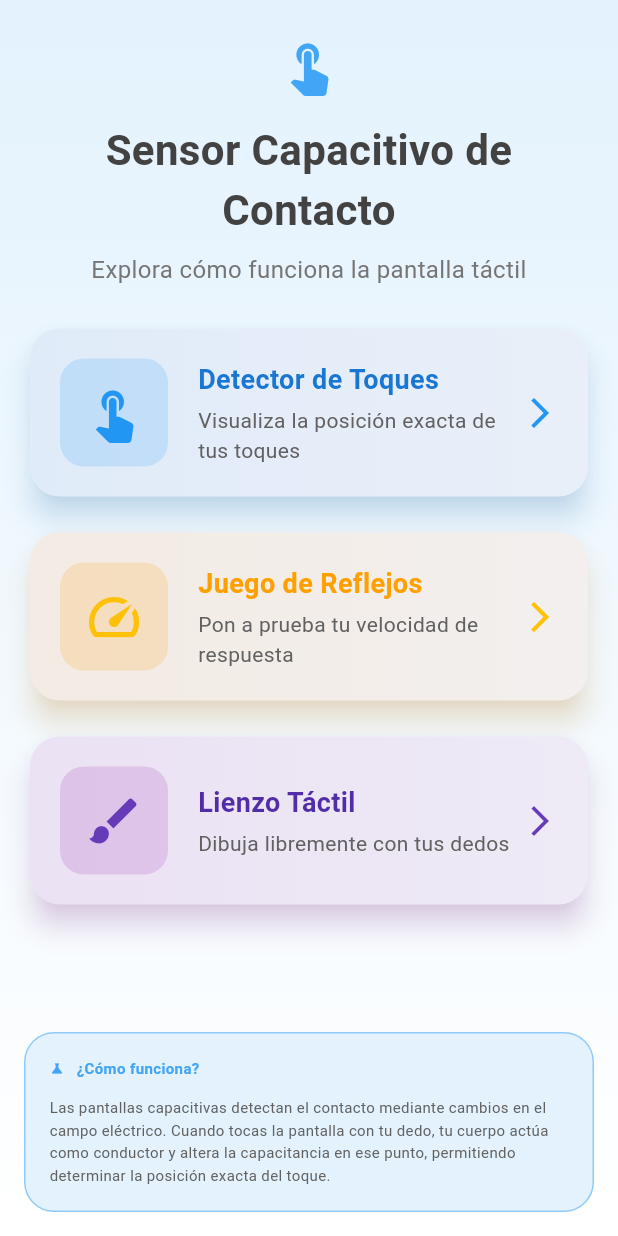
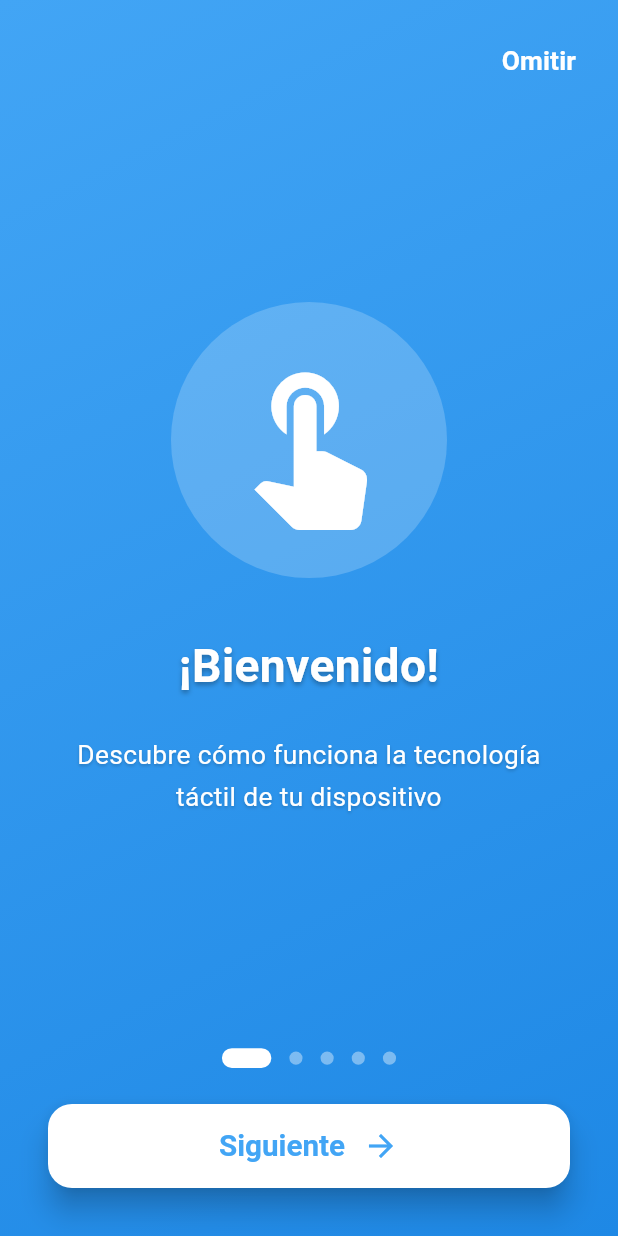
Before and after one commit to JesusC2003/Demo-Sensoria, a Flutter app: the screen it shows after launch, on a phone screen of 412 x 824 dp. Run offline on Flutter 3.47's test engine with Material 3 defaults, Android fonts, the phone set to English and light mode, and no system bars; our stand-ins replace shared_preferences, vibration.

Commit message:
aplicación terminada

```diff
--- a/lib/UI/home/home_screen.dart
+++ b/lib/UI/home/home_screen.dart
@@ -4,6 +4,7 @@ import 'package:demostracion_aplicativo/UI/home/touch_detector_screen.dart';
 import 'package:demostracion_aplicativo/UI/widgets/custom_button.dart';
 import 'package:demostracion_aplicativo/core/theme/app_theme.dart';
 import 'package:demostracion_aplicativo/core/utils/constants.dart';
+import 'package:demostracion_aplicativo/core/utils/responsive_utils.dart';
 import 'package:flutter/material.dart';
 
 /// Pantalla principal con el menú de modos
@@ -27,11 +28,10 @@ class HomeScreen extends StatelessWidget {
         child: SafeArea(
           child: Column(
             children: [
-              _buildHeader(),
+              _buildHeader(context),
               Expanded(
                 child: _buildModesList(context),
               ),
-              _buildInfoSection(),
             ],
           ),
         ),
@@ -39,32 +39,38 @@ class HomeScreen extends StatelessWidget {
     );
   }
 
-  Widget _buildHeader() {
+  Widget _buildHeader(BuildContext context) {
+    final padding = ResponsiveUtils.getResponsivePadding(context);
+    final iconSize = ResponsiveUtils.getIconSize(context, baseSize: 40);
+    final titleSize = ResponsiveUtils.sp(context, 28);
+    final subtitleSize = ResponsiveUtils.sp(context, 16);
+    final spacing = ResponsiveUtils.getVerticalSpacing(context);
+
     return Container(
-      padding: const EdgeInsets.all(AppConstants.largePadding),
+      padding: EdgeInsets.all(padding),
       child: Column(
         children: [
-          const Icon(
+          Icon(
             Icons.touch_app,
-            size: 40,
+            size: iconSize,
             color: AppTheme.primaryBlue,
           ),
-          const SizedBox(height: 16),
+          SizedBox(height: spacing),
           Text(
             AppConstants.appTitle,
             textAlign: TextAlign.center,
             style: TextStyle(
-              fontSize: 28,
+              fontSize: titleSize,
               fontWeight: FontWeight.bold,
               color: Colors.grey.shade800,
             ),
           ),
-          const SizedBox(height: 8),
+          SizedBox(height: spacing * 0.5),
           Text(
             AppConstants.appSubtitle,
             textAlign: TextAlign.center,
             style: TextStyle(
-              fontSize: 16,
+              fontSize: subtitleSize,
               color: Colors.grey.shade600,
             ),
           ),
@@ -74,10 +80,11 @@ class HomeScreen extends StatelessWidget {
   }
 
   Widget _buildModesList(BuildContext context) {
+    final padding = ResponsiveUtils.getResponsivePadding(context);
+    final spacing = ResponsiveUtils.getVerticalSpacing(context);
+
     return ListView(
-      padding: const EdgeInsets.symmetric(
-        horizontal: AppConstants.defaultPadding,
-      ),
+      padding: EdgeInsets.symmetric(horizontal: padding),
       children: [
         CustomModeButton(
           title: AppConstants.touchDetectorTitle,
@@ -86,7 +93,7 @@ class HomeScreen extends StatelessWidget {
           color: Colors.blue,
           onTap: () => _navigateToMode(context, const TouchDetectorScreen()),
         ),
-        const SizedBox(height: 16),
+        SizedBox(height: spacing),
         CustomModeButton(
           title: AppConstants.reflexGameTitle,
           description: AppConstants.reflexGameDescription,
@@ -94,7 +101,7 @@ class HomeScreen extends StatelessWidget {
           color: Colors.amber,
           onTap: () => _navigateToMode(context, const ReflexGameScreen()),
         ),
-        const SizedBox(height: 16),
+        SizedBox(height: spacing),
         CustomModeButton(
           title: AppConstants.touchCanvasTitle,
           description: AppConstants.touchCanvasDescription,
@@ -106,13 +113,20 @@ class HomeScreen extends StatelessWidget {
     );
   }
 
-  Widget _buildInfoSection() {
+  Widget _buildInfoSection(BuildContext context) {
+    final padding = ResponsiveUtils.getResponsivePadding(context);
+    final borderRadius = ResponsiveUtils.getBorderRadius(context);
+    final iconSize = ResponsiveUtils.getIconSize(context, baseSize: 20);
+    final titleSize = ResponsiveUtils.sp(context, 16);
+    final textSize = ResponsiveUtils.sp(context, 14);
+    final spacing = ResponsiveUtils.getVerticalSpacing(context);
+
     return Container(
-      margin: const EdgeInsets.all(AppConstants.defaultPadding),
-      padding: const EdgeInsets.all(AppConstants.defaultPadding),
+      margin: EdgeInsets.all(padding),
+      padding: EdgeInsets.all(padding),
       decoration: BoxDecoration(
         color: const Color(0xFFE3F2FD),
-        borderRadius: BorderRadius.circular(AppConstants.cardBorderRadius),
+        borderRadius: BorderRadius.circular(borderRadius),
         border: Border.all(
           color: const Color(0xFF90CAF9),
           width: 1,
@@ -121,29 +135,29 @@ class HomeScreen extends StatelessWidget {
       child: Column(
         crossAxisAlignment: CrossAxisAlignment.start,
         children: [
-          const Row(
+          Row(
             children: [
               Icon(
                 Icons.science,
                 color: AppTheme.primaryBlue,
-                size: 10,
+                size: iconSize,
               ),
-              SizedBox(width: 8),
+              SizedBox(width: spacing * 0.5),
               Text(
                 '¿Cómo funciona?',
                 style: TextStyle(
-                  fontSize: 10,
+                  fontSize: titleSize,
                   fontWeight: FontWeight.bold,
                   color: AppTheme.primaryBlue,
                 ),
               ),
             ],
           ),
-          const SizedBox(height: 12),
+          SizedBox(height: spacing),
           Text(
             AppConstants.capacitiveInfo,
             style: TextStyle(
-              fontSize: 10,
+              fontSize: textSize,
               color: Colors.grey.shade700,
               height: 1.5,
             ),
--- /dev/null
+++ b/lib/UI/onboarding/onboarding_screen.dart
@@ -0,0 +1,339 @@
+// lib/UI/onboarding/onboarding_screen.dart
+import 'package:flutter/material.dart';
+import 'package:shared_preferences/shared_preferences.dart';
+import '../../core/theme/app_theme.dart';
+import '../../core/utils/responsive_utils.dart';
+import '../home/home_screen.dart';
+
+class OnboardingScreen extends StatefulWidget {
+  const OnboardingScreen({super.key});
+
+  @override
+  State<OnboardingScreen> createState() => _OnboardingScreenState();
+}
+
+class _OnboardingScreenState extends State<OnboardingScreen> {
+  final PageController _pageController = PageController();
+  int _currentPage = 0;
+
+  final List<OnboardingPage> _pages = [
+    OnboardingPage(
+      icon: Icons.touch_app,
+      title: '¡Bienvenido!',
+      description:
+          'Descubre cómo funciona la tecnología táctil de tu dispositivo',
+      color: AppTheme.primaryBlue,
+      gradient: [Color(0xFF42A5F5), Color(0xFF1E88E5)],
+    ),
+    OnboardingPage(
+      icon: Icons.screen_search_desktop,
+      title: '¿Qué es un Sensor Capacitivo?',
+      description:
+          'Las pantallas táctiles modernas utilizan tecnología capacitiva que detecta la conductividad eléctrica de tu cuerpo',
+      color: AppTheme.secondaryPurple,
+      gradient: [Color(0xFFAB47BC), Color(0xFF8E24AA)],
+    ),
+    OnboardingPage(
+      icon: Icons.electrical_services,
+      title: '¿Cómo Funciona?',
+      description:
+          'La pantalla genera un campo eléctrico constante. Cuando tocas la pantalla con tu dedo, tu cuerpo actúa como conductor y altera la capacitancia en ese punto específico',
+      color: AppTheme.accentAmber,
+      gradient: [Color(0xFFFFA726), Color(0xFFFB8C00)],
+    ),
+    OnboardingPage(
+      icon: Icons.location_searching,
+      title: 'Detección Precisa',
+      description:
+          'El sistema detecta la posición exacta del contacto midiendo los cambios en la carga eléctrica en múltiples puntos de la pantalla',
+      color: AppTheme.successGreen,
+      gradient: [Color(0xFF66BB6A), Color(0xFF43A047)],
+    ),
+    OnboardingPage(
+      icon: Icons.games,
+      title: '¡Experimenta!',
+      description:
+          'Ahora puedes explorar tres modos interactivos para ver el sensor capacitivo en acción',
+      color: AppTheme.errorRed,
+      gradient: [Color(0xFFEF5350), Color(0xFFE53935)],
+    ),
+  ];
+
+  @override
+  void dispose() {
+    _pageController.dispose();
+    super.dispose();
+  }
+
+  void _onPageChanged(int page) {
+    setState(() {
+      _currentPage = page;
+    });
+  }
+
+  Future<void> _completeOnboarding() async {
+    final prefs = await SharedPreferences.getInstance();
+    await prefs.setBool('onboarding_completed', true);
+
+    if (mounted) {
+      Navigator.of(context).pushReplacement(
+        MaterialPageRoute(builder: (context) => const HomeScreen()),
+      );
+    }
+  }
+
+  void _skipOnboarding() {
+    _completeOnboarding();
+  }
+
+  void _nextPage() {
+    if (_currentPage < _pages.length - 1) {
+      _pageController.nextPage(
+        duration: const Duration(milliseconds: 300),
+        curve: Curves.easeInOut,
+      );
+    } else {
+      _completeOnboarding();
+    }
+  }
+
+  @override
+  Widget build(BuildContext context) {
+    return Scaffold(
+      body: Container(
+        decoration: BoxDecoration(
+          gradient: LinearGradient(
+            begin: Alignment.topLeft,
+            end: Alignment.bottomRight,
+            colors: _pages[_currentPage].gradient,
+          ),
+        ),
+        child: SafeArea(
+          child: Column(
+            children: [
+              _buildSkipButton(),
+              Expanded(
+                child: PageView.builder(
+                  controller: _pageController,
+                  onPageChanged: _onPageChanged,
+                  itemCount: _pages.length,
+                  itemBuilder: (context, index) {
+                    return _buildPageContent(_pages[index]);
+                  },
+                ),
+              ),
+              _buildBottomSection(),
+            ],
+          ),
+        ),
+      ),
+    );
+  }
+
+  Widget _buildSkipButton() {
+    if (_currentPage == _pages.length - 1) return const SizedBox.shrink();
+
+    final padding = ResponsiveUtils.getResponsivePadding(context);
+    final textSize = ResponsiveUtils.sp(context, 16);
+
+    return Align(
+      alignment: Alignment.topRight,
+      child: Padding(
+        padding: EdgeInsets.all(padding),
+        child: TextButton(
+          onPressed: _skipOnboarding,
+          child: Text(
+            'Omitir',
+            style: TextStyle(
+              color: Colors.white,
+              fontSize: textSize,
+              fontWeight: FontWeight.bold,
+            ),
+          ),
+        ),
+      ),
+    );
+  }
+
+  Widget _buildPageContent(OnboardingPage page) {
+    final padding = ResponsiveUtils.getResponsivePadding(context);
+    final iconSize = ResponsiveUtils.getIconSize(context, baseSize: 120);
+    final titleSize = ResponsiveUtils.sp(context, 28);
+    final descriptionSize = ResponsiveUtils.sp(context, 16);
+    final spacing = ResponsiveUtils.getVerticalSpacing(context);
+
+    return Padding(
+      padding: EdgeInsets.symmetric(horizontal: padding * 2),
+      child: Column(
+        mainAxisAlignment: MainAxisAlignment.center,
+        children: [
+          // Icono animado
+          TweenAnimationBuilder<double>(
+            tween: Tween(begin: 0.0, end: 1.0),
+            duration: const Duration(milliseconds: 500),
+            builder: (context, value, child) {
+              return Transform.scale(
+                scale: value,
+                child: Container(
+                  padding: EdgeInsets.all(padding * 2),
+                  decoration: BoxDecoration(
+                    color: Colors.white.withOpacity(0.2),
+                    shape: BoxShape.circle,
+                  ),
+                  child: Icon(
+                    page.icon,
+                    size: iconSize,
+                    color: Colors.white,
+                  ),
+                ),
+              );
+            },
+          ),
+          SizedBox(height: spacing * 3),
+
+          // Título
+          Text(
+            page.title,
+            textAlign: TextAlign.center,
+            style: TextStyle(
+              fontSize: titleSize,
+              fontWeight: FontWeight.bold,
+              color: Colors.white,
+              shadows: [
+                Shadow(
+                  color: Colors.black.withOpacity(0.3),
+                  offset: const Offset(0, 2),
+                  blurRadius: 4,
+                ),
+              ],
+            ),
+          ),
+          SizedBox(height: spacing * 2),
+
+          // Descripción
+          Text(
+            page.description,
+            textAlign: TextAlign.center,
+            style: TextStyle(
+              fontSize: descriptionSize,
+              color: Colors.white,
+              height: 1.6,
+              shadows: [
+                Shadow(
+                  color: Colors.black.withOpacity(0.2),
+                  offset: const Offset(0, 1),
+                  blurRadius: 2,
+                ),
+              ],
+            ),
+          ),
+        ],
+      ),
+    );
+  }
+
+  Widget _buildBottomSection() {
+    final padding = ResponsiveUtils.getResponsivePadding(context);
+    final spacing = ResponsiveUtils.getVerticalSpacing(context);
+
+    return Padding(
+      padding: EdgeInsets.all(padding * 2),
+      child: Column(
+        children: [
+          _buildPageIndicator(),
+          SizedBox(height: spacing * 2),
+          _buildNavigationButton(),
+        ],
+      ),
+    );
+  }
+
+  Widget _buildPageIndicator() {
+    return Row(
+      mainAxisAlignment: MainAxisAlignment.center,
+      children: List.generate(
+        _pages.length,
+        (index) => _buildDot(index),
+      ),
+    );
+  }
+
+  Widget _buildDot(int index) {
+    final isActive = index == _currentPage;
+    final dotSize = ResponsiveUtils.scaleWidth(context, isActive ? 12 : 8);
+    final spacing = ResponsiveUtils.getVerticalSpacing(context, multiplier: 0.5);
+
+    return AnimatedContainer(
+      duration: const Duration(milliseconds: 300),
+      margin: EdgeInsets.symmetric(horizontal: spacing),
+      width: isActive ? dotSize * 2.5 : dotSize,
+      height: dotSize,
+      decoration: BoxDecoration(
+        color: isActive ? Colors.white : Colors.white.withOpacity(0.4),
+        borderRadius: BorderRadius.circular(dotSize / 2),
+      ),
+    );
+  }
+
+  Widget _buildNavigationButton() {
+    final padding = ResponsiveUtils.getResponsivePadding(context);
+    final textSize = ResponsiveUtils.sp(context, 18);
+    final iconSize = ResponsiveUtils.getIconSize(context, baseSize: 24);
+    final isLastPage = _currentPage == _pages.length - 1;
+
+    return SizedBox(
+      width: double.infinity,
+      child: ElevatedButton(
+        onPressed: _nextPage,
+        style: ElevatedButton.styleFrom(
+          backgroundColor: Colors.white,
+          foregroundColor: _pages[_currentPage].color,
+          padding: EdgeInsets.symmetric(
+            vertical: padding,
+            horizontal: padding * 2,
+          ),
+          shape: RoundedRectangleBorder(
+            borderRadius: BorderRadius.circular(
+              ResponsiveUtils.getBorderRadius(context),
+            ),
+          ),
+          elevation: 8,
+        ),
+        child: Row(
+          mainAxisAlignment: MainAxisAlignment.center,
+          mainAxisSize: MainAxisSize.min,
+          children: [
+            Text(
+              isLastPage ? '¡Comenzar!' : 'Siguiente',
+              style: TextStyle(
+                fontSize: textSize,
+                fontWeight: FontWeight.bold,
+              ),
+            ),
+            SizedBox(width: ResponsiveUtils.getVerticalSpacing(context)),
+            Icon(
+              isLastPage ? Icons.check_circle : Icons.arrow_forward,
+              size: iconSize,
+            ),
+          ],
+        ),
+      ),
+    );
+  }
+}
+
+class OnboardingPage {
+  final IconData icon;
+  final String title;
+  final String description;
+  final Color color;
+  final List<Color> gradient;
+
+  OnboardingPage({
+    required this.icon,
+    required this.title,
+    required this.description,
+    required this.color,
+    required this.gradient,
+  });
+}
--- a/pubspec.yaml
+++ b/pubspec.yaml
@@ -13,7 +13,7 @@ dependencies:
     sdk: flutter
 
   vibration: ^3.1.3
-
+  shared_preferences: ^2.5.3
   cupertino_icons: ^1.0.8
 
 dev_dependencies:
```
Also changed, not shown: lib/UI/app.dart (+57 -1 lines), lib/UI/widgets/custom_button.dart (+53 -27 lines), pubspec.lock, 1 other file.
